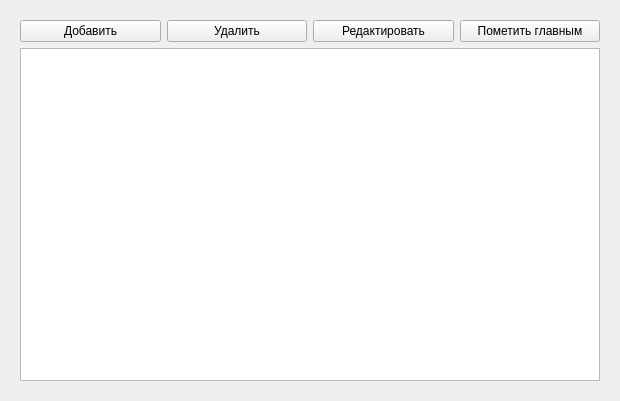
Old version of the form app/view/src/ip_window.ui in the repository Folonder/NetClip.
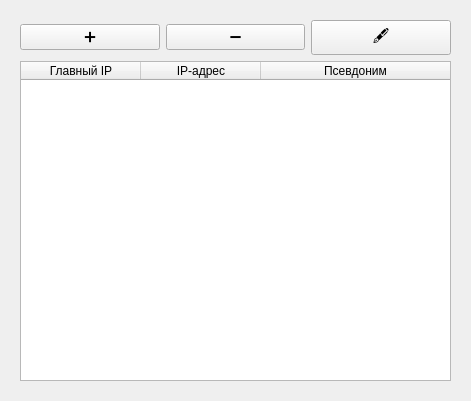
New version of the form.

```diff
--- a/app/view/src/ip_window.ui
+++ b/app/view/src/ip_window.ui
@@ -6,7 +6,7 @@
    <rect>
     <x>0</x>
     <y>0</y>
-    <width>620</width>
+    <width>471</width>
     <height>401</height>
    </rect>
   </property>
@@ -21,36 +21,84 @@
        <layout class="QHBoxLayout" name="buttonsLayout">
         <item>
          <widget class="QPushButton" name="addButton">
+          <property name="font">
+           <font>
+            <pointsize>11</pointsize>
+           </font>
+          </property>
           <property name="text">
-           <string>Добавить</string>
+           <string>➕</string>
           </property>
          </widget>
         </item>
         <item>
          <widget class="QPushButton" name="deleteButton">
+          <property name="font">
+           <font>
+            <pointsize>11</pointsize>
+           </font>
+          </property>
           <property name="text">
-           <string>Удалить</string>
+           <string>➖</string>
           </property>
          </widget>
         </item>
         <item>
          <widget class="QPushButton" name="changeButton">
-          <property name="text">
-           <string>Редактировать</string>
+          <property name="font">
+           <font>
+            <pointsize>11</pointsize>
+           </font>
           </property>
-         </widget>
-        </item>
-        <item>
-         <widget class="QPushButton" name="markButton">
           <property name="text">
-           <string>Пометить главным</string>
+           <string>🖋️</string>
           </property>
          </widget>
         </item>
        </layout>
       </item>
       <item row="1" column="0">
-       <widget class="QListWidget" name="ipList"/>
+       <widget class="QTableWidget" name="ipList">
+        <property name="rowCount">
+         <number>0</number>
+        </property>
+        <property name="columnCount">
+         <number>3</number>
+        </property>
+        <attribute name="horizontalHeaderCascadingSectionResizes">
+         <bool>false</bool>
+        </attribute>
+        <attribute name="horizontalHeaderDefaultSectionSize">
+         <number>120</number>
+        </attribute>
+        <attribute name="horizontalHeaderShowSortIndicator" stdset="0">
+         <bool>false</bool>
+        </attribute>
+        <attribute name="horizontalHeaderStretchLastSection">
+         <bool>true</bool>
+        </attribute>
+        <attribute name="verticalHeaderCascadingSectionResizes">
+         <bool>false</bool>
+        </attribute>
+        <attribute name="verticalHeaderStretchLastSection">
+         <bool>false</bool>
+        </attribute>
+        <column>
+         <property name="text">
+          <string>Главный IP</string>
+         </property>
+        </column>
+        <column>
+         <property name="text">
+          <string>IP-адрес</string>
+         </property>
+        </column>
+        <column>
+         <property name="text">
+          <string>Псевдоним</string>
+         </property>
+        </column>
+       </widget>
       </item>
      </layout>
     </widget>
```
